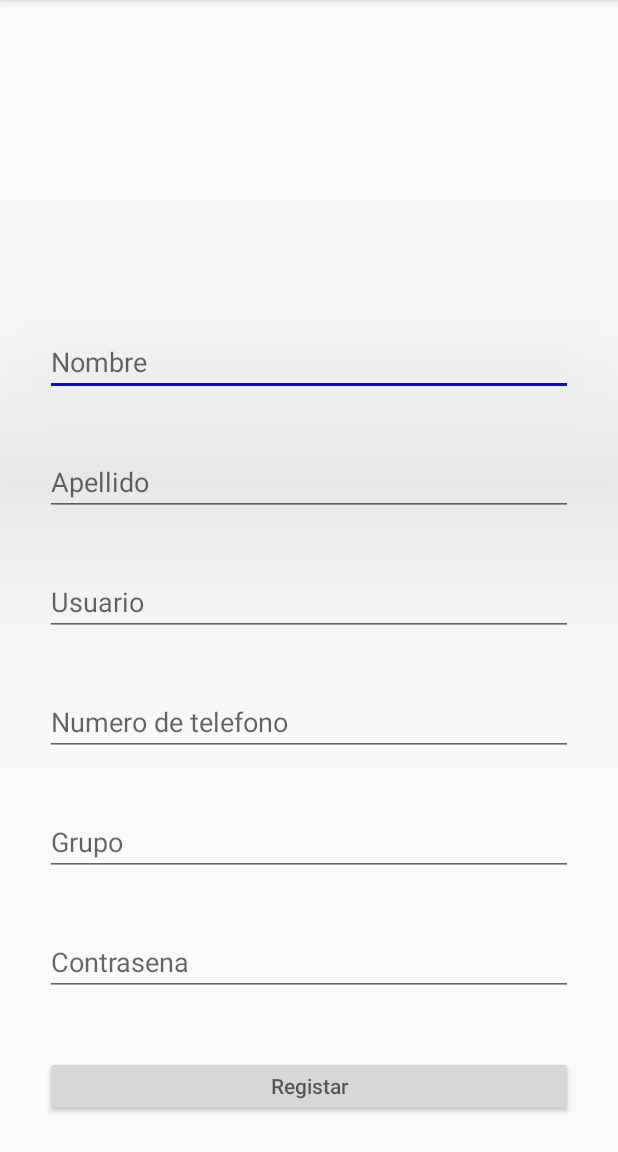
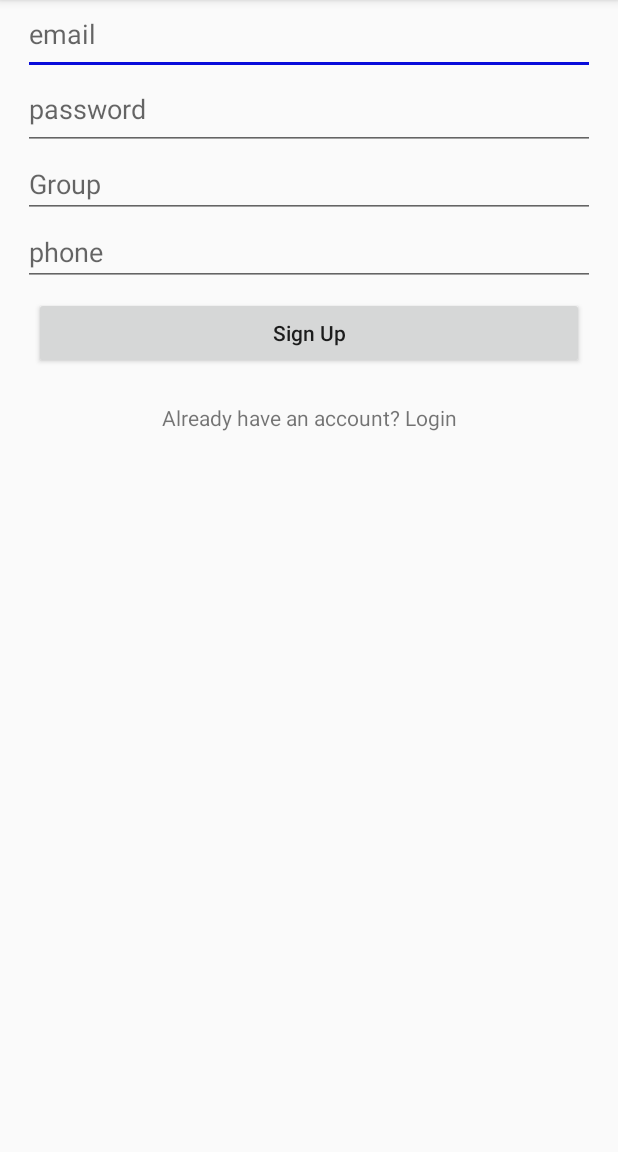
Before and after one commit to Joe545/teghpp, an Android app: the Registro screen opened directly, with no data from a screen before it, on a phone screen of 412 x 824 dp, the part 84-1236 px from its top. Run offline under Robolectric (Android 15) with nearby library versions, the phone set to English and light mode, and no system bars; our stand-ins replace Firebase (no records; nobody signed in at launch, a user with empty details on screens opened directly).

Commit message:
juntar proyectos primera parte Main y Registro

```diff
--- a/app/build.gradle
+++ b/app/build.gradle
@@ -23,8 +23,8 @@ dependencies {
     implementation 'com.android.support:appcompat-v7:28.0.0'
     implementation 'com.android.support.constraint:constraint-layout:1.1.3'
     implementation 'com.android.support:support-v4:28.0.0'
-    implementation 'com.google.firebase:firebase-auth:16.0.5'
-    implementation 'com.google.firebase:firebase-database:16.0.4'
+    implementation 'com.google.firebase:firebase-auth:17.0.0'
+    implementation 'com.google.firebase:firebase-database:17.0.0'
     testImplementation 'junit:junit:4.12'
     androidTestImplementation 'com.android.support.test:runner:1.0.2'
     androidTestImplementation 'com.android.support.test.espresso:espresso-core:3.0.2'
--- a/app/src/main/java/com/teghpp/MenuActivity.java
+++ b/app/src/main/java/com/teghpp/MenuActivity.java
@@ -9,7 +9,7 @@ import android.widget.Toast;
 
 
 public class MenuActivity extends AppCompatActivity {
-    public static final String EXTRA_MESSAGE = "com.example.myfirstapp.MESSAGE";
+
     private static final String LOG_TAG = MenuActivity.class.getSimpleName() ;
 
     @Override
--- a/app/src/main/res/layout/activity_registro.xml
+++ b/app/src/main/res/layout/activity_registro.xml
@@ -2,101 +2,105 @@
 <RelativeLayout xmlns:android="http://schemas.android.com/apk/res/android"
     xmlns:app="http://schemas.android.com/apk/res-auto"
     xmlns:tools="http://schemas.android.com/tools"
-    android:layout_width="wrap_content"
-    android:layout_gravity="center"
-    app:layout_gravity="center"
-    android:layout_marginBottom="@dimen/fab_margin"
+    android:layout_width="match_parent"
+    android:layout_height="match_parent"
+    tools:context=".Registro">
+    <RelativeLayout
+        android:layout_width="match_parent"
         android:layout_height="wrap_content"
-    tools:context="com.teghpp.Registro">
+        android:layout_weight="1">
+
+        <ImageView
+            android:layout_width="85dp"
+            android:layout_height="100dp"
+            android:layout_centerHorizontal="true"
+            android:layout_centerVertical="true"
+            />
+
+    </RelativeLayout>
+
+
+    <RelativeLayout
+        android:layout_width="match_parent"
+        android:layout_height="wrap_content"
+        android:layout_weight="1"
+        >
+
+        <LinearLayout
+            android:layout_width="match_parent"
+            android:layout_height="wrap_content"
+            android:layout_centerVertical="true"
+            android:orientation="vertical"
+            android:paddingLeft="15dp"
+            android:paddingRight="15dp">
 
             <EditText
-        android:id="@+id/textView10"
-        android:layout_width="wrap_content"
-        android:layout_height="40dp"
-        android:layout_above="@+id/textView11"
-        android:layout_alignParentStart="true"
-        android:layout_alignParentEnd="true"
-        android:layout_marginStart="30dp"
-        android:layout_marginEnd="30dp"
-        android:layout_marginBottom="40dp"
-        android:elevation="100dp"
-        android:hint="Nombre" />
-
-
-    <EditText
-        android:id="@+id/textView11"
-        android:layout_width="wrap_content"
-        android:layout_height="40dp"
-        android:layout_above="@+id/textView12"
-        android:layout_alignParentStart="true"
-        android:layout_alignParentEnd="true"
-        android:layout_marginStart="30dp"
-        android:layout_marginEnd="30dp"
-        android:layout_marginBottom="40dp"
-        android:hint="Apellido"
+                android:id="@+id/editTextEmail"
+                android:layout_width="match_parent"
+                android:layout_height="wrap_content"
+                android:hint="email"
+                android:inputType="textEmailAddress"
+                android:paddingBottom="15dp"
                 />
 
             <EditText
-        android:id="@+id/textView12"
+                android:id="@+id/editTextPassword"
                 android:layout_width="match_parent"
-        android:layout_height="40dp"
-        android:layout_above="@+id/textView13"
-        android:layout_alignParentStart="true"
-        android:layout_alignParentEnd="true"
-        android:layout_marginStart="30dp"
-        android:layout_marginEnd="30dp"
-        android:layout_marginBottom="40dp"
-        android:hint="Usuario"
+                android:layout_height="wrap_content"
+                android:hint="password"
+                android:inputType="textPassword"
+                android:paddingBottom="15dp"
                 />
 
             <EditText
-        android:id="@+id/textView13"
+                android:id="@+id/editTextGroup"
                 android:layout_width="match_parent"
-        android:layout_height="40dp"
-        android:layout_above="@+id/textView14"
-        android:layout_alignParentStart="true"
-        android:layout_alignParentEnd="true"
-        android:layout_marginStart="30dp"
-        android:layout_marginEnd="30dp"
-        android:layout_marginBottom="40dp"
-        android:hint="Numero de telefono"
-         />
+                android:layout_height="wrap_content"
+                android:ems="10"
+                android:hint="Group"
+                android:inputType="number" />
 
             <EditText
-        android:id="@+id/textView14"
+                android:id="@+id/editTextPhone"
                 android:layout_width="match_parent"
-        android:layout_height="40dp"
-        android:layout_above="@+id/textView15"
-        android:layout_alignParentStart="true"
-        android:layout_alignParentEnd="true"
-        android:layout_marginStart="30dp"
-        android:layout_marginEnd="30dp"
-        android:layout_marginBottom="40dp"
-        android:hint="Grupo" />
-
-    <EditText
-        android:id="@+id/textView15"
-        android:layout_width="match_parent"
-        android:layout_height="40dp"
-        android:layout_above="@+id/button10"
-        android:layout_alignParentStart="true"
-        android:layout_alignParentEnd="true"
-        android:layout_marginStart="30dp"
-        android:layout_marginEnd="30dp"
-        android:layout_marginBottom="40dp"
-        android:hint="Contrasena"
+                android:layout_height="wrap_content"
+                android:digits="0123456789"
+                android:hint="phone"
+                android:inputType="number"
+                android:maxLength="10"
                 />
 
             <Button
-        android:id="@+id/button10"
+                android:id="@+id/buttonSignUp"
+                android:layout_width="match_parent"
+                android:layout_height="wrap_content"
+                android:layout_gravity="center"
+                android:layout_margin="7dp"
+                android:text="Sign Up"
+                android:textAllCaps="false"
+                />
+
+            <TextView
+                android:id="@+id/textViewLogin"
+                android:layout_width="match_parent"
+                android:layout_height="wrap_content"
+                android:padding="15dp"
+                android:text="Already have an account? Login"
+                android:textAlignment="center"
+                />
+
+
+        </LinearLayout>
+
+        <ProgressBar
+            android:id="@+id/progressbar"
             android:layout_width="wrap_content"
-        android:layout_height="40dp"
-        android:layout_alignParentStart="true"
-        android:layout_alignParentEnd="true"
-        android:layout_alignParentBottom="true"
-        android:foregroundGravity="center|bottom"
-        android:layout_marginStart="30dp"
-        android:layout_marginEnd="30dp"
-        android:hint="@string/registrar_usuario"
-        android:onClick="onClickShowAlert" />
+            android:layout_height="wrap_content"
+            android:layout_centerHorizontal="true"
+            android:layout_centerVertical="true"
+            android:visibility="gone" />
+
+
     </RelativeLayout>
+
+</RelativeLayout>
```
Also changed, not shown: app/src/main/java/com/teghpp/MainActivity.java (+86 -43 lines), app/src/main/java/com/teghpp/Registro.java (+120 -34 lines), app/src/main/res/layout/activity_main.xml (+67 -32 lines). Lines whose indentation alone changed are shown as unchanged.
